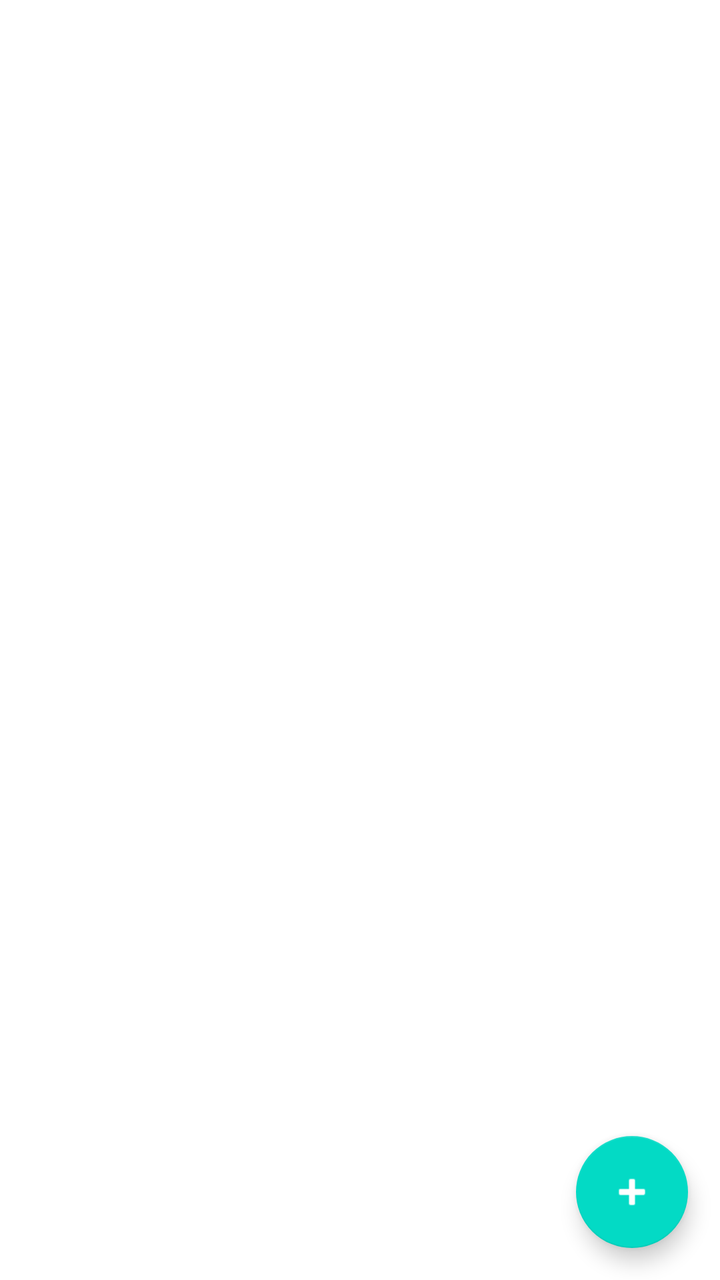
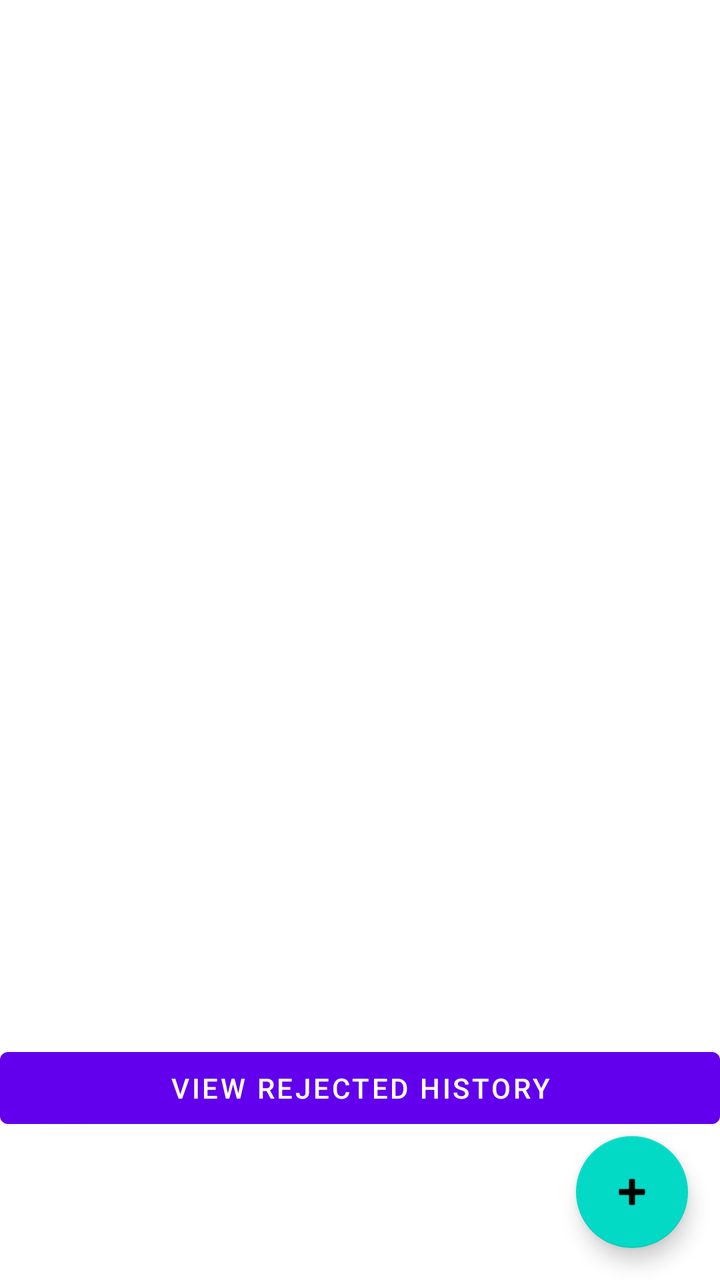

Two renders of the same Android screen: before a commit and after it. Below are the layout's source before the change and the commit's diff.
<!-- AndroidManifest.xml: application theme Theme.CarInfoApp -->
<!-- res/layout/activity_main.xml -->
<?xml version="1.0" encoding="utf-8"?>
<RelativeLayout xmlns:android="http://schemas.android.com/apk/res/android"
    xmlns:app="http://schemas.android.com/apk/res-auto"
    xmlns:tools="http://schemas.android.com/tools"
    android:layout_width="match_parent"
    android:layout_height="match_parent"
    tools:context=".MainActivity">

    <androidx.recyclerview.widget.RecyclerView
        android:id="@+id/recyclerView"
        android:layout_width="match_parent"
        android:layout_height="match_parent" />

    <com.google.android.material.floatingactionbutton.FloatingActionButton
        android:id="@+id/fab"
        android:layout_width="wrap_content"
        android:layout_height="wrap_content"
        android:layout_alignParentEnd="true"
        android:layout_alignParentBottom="true"
        android:layout_margin="16dp"
        android:src="@android:drawable/ic_input_add"
        app:tint="@android:color/white"
        android:contentDescription="Add Vehicle" />

</RelativeLayout>
<!-- resources referenced by this layout -->
<resources>
  <style name="Theme.CarInfoApp" parent="Theme.MaterialComponents.DayNight.DarkActionBar">
          
          <item name="colorPrimary">@color/purple_500</item>
          <item name="colorPrimaryVariant">@color/purple_700</item>
          <item name="colorOnPrimary">@color/white</item>
          
          <item name="colorSecondary">@color/teal_200</item>
          <item name="colorSecondaryVariant">@color/teal_700</item>
          <item name="colorOnSecondary">@color/black</item>
          
          <item name="android:statusBarColor">?attr/colorPrimaryVariant</item>
          
      </style>
  <color name="purple_500">#FF6200EE</color>
  <color name="purple_700">#FF3700B3</color>
  <color name="white">#FFFFFFFF</color>
  <color name="teal_200">#FF03DAC5</color>
  <color name="teal_700">#FF018786</color>
  <color name="black">#FF000000</color>
</resources>

<!-- the commit's change to res/layout/activity_main.xml (unified diff, before → after) -->
@@ -1,5 +1,5 @@
 <?xml version="1.0" encoding="utf-8"?>
-<RelativeLayout xmlns:android="http://schemas.android.com/apk/res/android"
+<androidx.constraintlayout.widget.ConstraintLayout xmlns:android="http://schemas.android.com/apk/res/android"
     xmlns:app="http://schemas.android.com/apk/res-auto"
     xmlns:tools="http://schemas.android.com/tools"
     android:layout_width="match_parent"
@@ -8,18 +8,29 @@
 
     <androidx.recyclerview.widget.RecyclerView
         android:id="@+id/recyclerView"
-        android:layout_width="match_parent"
-        android:layout_height="match_parent" />
+        android:layout_width="0dp"
+        android:layout_height="0dp"
+        app:layout_constraintTop_toTopOf="parent"
+        app:layout_constraintBottom_toTopOf="@+id/rejectedHistoryButton"
+        app:layout_constraintStart_toStartOf="parent"
+        app:layout_constraintEnd_toEndOf="parent" />
+
+    <Button
+        android:id="@+id/rejectedHistoryButton"
+        android:layout_width="0dp"
+        android:layout_height="wrap_content"
+        android:text="View Rejected History"
+        app:layout_constraintBottom_toTopOf="@+id/fab"
+        app:layout_constraintStart_toStartOf="parent"
+        app:layout_constraintEnd_toEndOf="parent" />
 
     <com.google.android.material.floatingactionbutton.FloatingActionButton
         android:id="@+id/fab"
         android:layout_width="wrap_content"
         android:layout_height="wrap_content"
-        android:layout_alignParentEnd="true"
-        android:layout_alignParentBottom="true"
         android:layout_margin="16dp"
         android:src="@android:drawable/ic_input_add"
-        app:tint="@android:color/white"
-        android:contentDescription="Add Vehicle" />
+        app:layout_constraintBottom_toBottomOf="parent"
+        app:layout_constraintEnd_toEndOf="parent" />
 
-</RelativeLayout>
+</androidx.constraintlayout.widget.ConstraintLayout>
